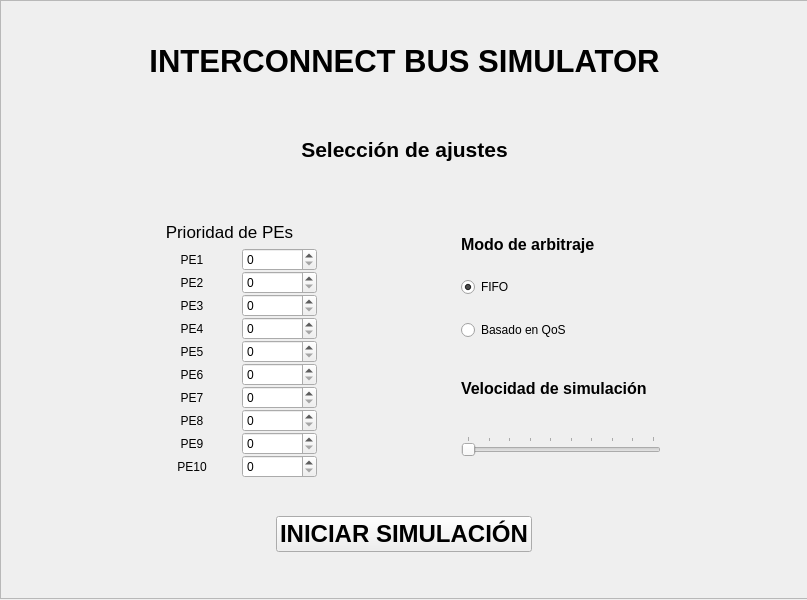
Above: mainwindow.ui from MAU143429/MP-Interconnect-Bus-Simulator-CE-4302 before the change. Below: the same form after it.
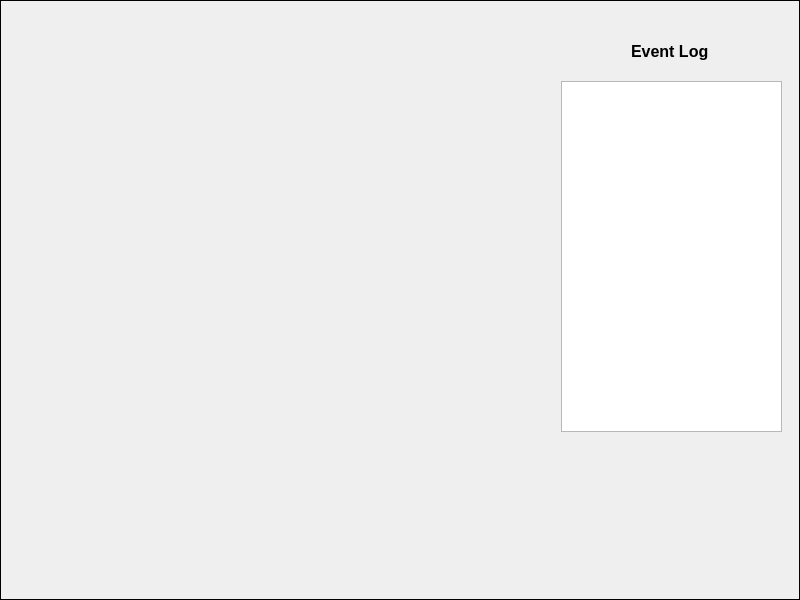
That is the form after the change. Icons and pictures are not drawn.

Commit message: main graphic added

The edit to the form file:
```diff
--- a/mainwindow.ui
+++ b/mainwindow.ui
@@ -6,7 +6,7 @@
    <rect>
     <x>0</x>
     <y>0</y>
-    <width>807</width>
+    <width>800</width>
     <height>600</height>
    </rect>
   </property>
@@ -23,37 +23,35 @@
      <verstretch>0</verstretch>
     </sizepolicy>
    </property>
-   <widget class="QFrame" name="selection_frame">
+   <widget class="QStackedWidget" name="pages">
+    <property name="enabled">
+     <bool>true</bool>
+    </property>
     <property name="geometry">
      <rect>
       <x>0</x>
       <y>0</y>
-      <width>809</width>
-      <height>599</height>
+      <width>800</width>
+      <height>600</height>
      </rect>
     </property>
-    <property name="autoFillBackground">
-     <bool>true</bool>
-    </property>
-    <property name="styleSheet">
-     <string notr="true">bg=rgb(255, 255, 0)</string>
-    </property>
     <property name="frameShape">
-     <enum>QFrame::Shape::StyledPanel</enum>
+     <enum>QFrame::Shape::Box</enum>
     </property>
-    <property name="frameShadow">
-     <enum>QFrame::Shadow::Raised</enum>
+    <property name="currentIndex">
+     <number>1</number>
     </property>
+    <widget class="QWidget" name="page">
     <widget class="QWidget" name="verticalLayoutWidget">
      <property name="geometry">
       <rect>
-       <x>-1</x>
-       <y>-1</y>
+        <x>-10</x>
+        <y>0</y>
        <width>811</width>
        <height>601</height>
       </rect>
      </property>
-     <layout class="QVBoxLayout" name="verticalLayout">
+      <layout class="QVBoxLayout" name="selectionLo">
       <property name="sizeConstraint">
        <enum>QLayout::SizeConstraint::SetDefaultConstraint</enum>
       </property>
@@ -72,7 +70,7 @@
       <item>
        <widget class="QLabel" name="title_label">
         <property name="enabled">
-         <bool>true</bool>
+          <bool>false</bool>
         </property>
         <property name="maximumSize">
          <size>
@@ -205,6 +203,9 @@
                 <height>16777215</height>
                </size>
               </property>
+               <property name="minimum">
+                <number>1</number>
+               </property>
               <property name="maximum">
                <number>256</number>
               </property>
@@ -234,6 +235,9 @@
                 <height>16777215</height>
                </size>
               </property>
+               <property name="minimum">
+                <number>1</number>
+               </property>
               <property name="maximum">
                <number>256</number>
               </property>
@@ -279,6 +283,9 @@
                 <height>16777215</height>
                </size>
               </property>
+               <property name="minimum">
+                <number>1</number>
+               </property>
               <property name="maximum">
                <number>256</number>
               </property>
@@ -308,6 +315,9 @@
                 <height>16777215</height>
                </size>
               </property>
+               <property name="minimum">
+                <number>1</number>
+               </property>
               <property name="maximum">
                <number>256</number>
               </property>
@@ -321,6 +331,9 @@
                 <height>16777215</height>
                </size>
               </property>
+               <property name="minimum">
+                <number>1</number>
+               </property>
               <property name="maximum">
                <number>256</number>
               </property>
@@ -398,6 +411,9 @@
                 <height>16777215</height>
                </size>
               </property>
+               <property name="minimum">
+                <number>1</number>
+               </property>
               <property name="maximum">
                <number>256</number>
               </property>
@@ -427,6 +443,9 @@
                 <height>16777215</height>
                </size>
               </property>
+               <property name="minimum">
+                <number>1</number>
+               </property>
               <property name="maximum">
                <number>256</number>
               </property>
@@ -440,6 +459,9 @@
                 <height>16777215</height>
                </size>
               </property>
+               <property name="minimum">
+                <number>1</number>
+               </property>
               <property name="maximum">
                <number>256</number>
               </property>
@@ -453,6 +475,9 @@
                 <height>16777215</height>
                </size>
               </property>
+               <property name="minimum">
+                <number>1</number>
+               </property>
               <property name="maximum">
                <number>256</number>
               </property>
@@ -466,6 +491,9 @@
                 <height>16777215</height>
                </size>
               </property>
+               <property name="minimum">
+                <number>1</number>
+               </property>
               <property name="maximum">
                <number>256</number>
               </property>
@@ -610,9 +638,68 @@
         <property name="default">
          <bool>false</bool>
         </property>
+         <property name="flat">
+          <bool>false</bool>
+         </property>
        </widget>
       </item>
      </layout>
+     </widget>
+    </widget>
+    <widget class="QWidget" name="page_2">
+     <widget class="QLabel" name="main_graphic">
+      <property name="geometry">
+       <rect>
+        <x>20</x>
+        <y>90</y>
+        <width>511</width>
+        <height>241</height>
+       </rect>
+      </property>
+      <property name="font">
+       <font>
+        <pointsize>14</pointsize>
+       </font>
+      </property>
+      <property name="text">
+       <string/>
+      </property>
+      <property name="pixmap">
+       <pixmap resource="main_graphic.qrc">:/new/imgs/img/GRAPHICpng.png</pixmap>
+      </property>
+      <property name="scaledContents">
+       <bool>true</bool>
+      </property>
+     </widget>
+     <widget class="QTextBrowser" name="textBrowser">
+      <property name="geometry">
+       <rect>
+        <x>560</x>
+        <y>80</y>
+        <width>221</width>
+        <height>351</height>
+       </rect>
+      </property>
+     </widget>
+     <widget class="QLabel" name="label_15">
+      <property name="geometry">
+       <rect>
+        <x>630</x>
+        <y>35</y>
+        <width>101</width>
+        <height>31</height>
+       </rect>
+      </property>
+      <property name="font">
+       <font>
+        <pointsize>12</pointsize>
+        <bold>true</bold>
+       </font>
+      </property>
+      <property name="text">
+       <string>Event Log</string>
+      </property>
+     </widget>
     </widget>
    </widget>
   </widget>
```
Left out of the diff: 4 changed lines with no effect on the pictures. Lines whose indentation alone changed are shown as unchanged. The commit also changes 14 other files.
